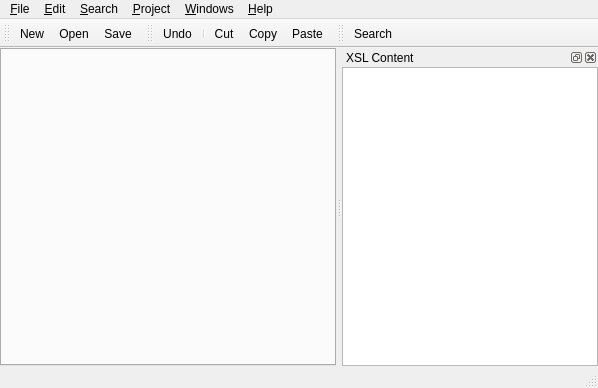
First picture: the form in src/mainform.ui, repository phoenix741/xinx, before the edit.
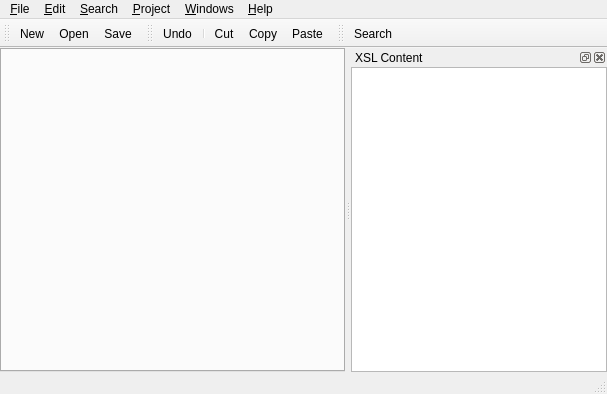
Second picture: the form after the edit. Icons and pictures are not drawn. Custom widgets are drawn as their Qt base class.

Patch:
```diff
--- a/src/mainform.ui
+++ b/src/mainform.ui
@@ -5,8 +5,8 @@
    <rect>
     <x>0</x>
     <y>0</y>
-    <width>598</width>
-    <height>388</height>
+    <width>607</width>
+    <height>394</height>
    </rect>
   </property>
   <property name="windowTitle" >
@@ -30,8 +30,8 @@
     <rect>
      <x>0</x>
      <y>0</y>
-     <width>598</width>
-     <height>29</height>
+     <width>607</width>
+     <height>19</height>
     </rect>
    </property>
    <widget class="QMenu" name="m_editMenu" >
@@ -83,13 +83,6 @@
     <addaction name="separator" />
     <addaction name="m_replaceAct" />
    </widget>
-   <widget class="QMenu" name="m_helpMenu" >
-    <property name="title" >
-     <string>&amp;Help</string>
-    </property>
-    <addaction name="m_aboutAct" />
-    <addaction name="m_aboutQtAct" />
-   </widget>
    <widget class="QMenu" name="m_projectMenu" >
     <property name="title" >
      <string>&amp;Project</string>
@@ -103,6 +96,13 @@
      <string>&amp;Windows</string>
     </property>
    </widget>
+   <widget class="QMenu" name="m_helpMenu" >
+    <property name="title" >
+     <string>&amp;Help</string>
+    </property>
+    <addaction name="m_aboutAct" />
+    <addaction name="m_aboutQtAct" />
+   </widget>
    <addaction name="m_fileMenu" />
    <addaction name="m_editMenu" />
    <addaction name="m_searchMenu" />
```
Left out of the diff: 34 changed lines with no effect on the pictures.
